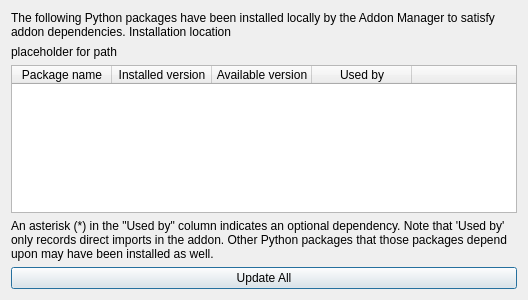
This is PythonDependencyUpdateDialog.ui in chennes/AddonManager as Qt 5 draws it before an edit. The edited form follows.
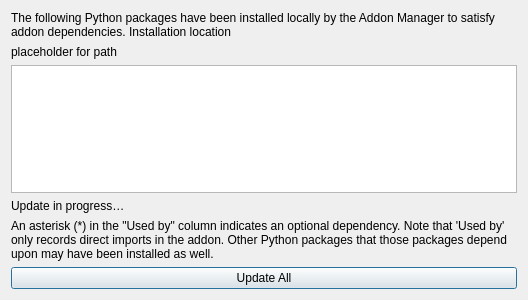
This is the edited form.

Commit message: Update PyDeps GUI to use new model

Patch:
```diff
--- a/PythonDependencyUpdateDialog.ui
+++ b/PythonDependencyUpdateDialog.ui
@@ -35,50 +35,26 @@
     </widget>
    </item>
    <item>
-    <widget class="QTableWidget" name="tableWidget">
-     <property name="alternatingRowColors">
-      <bool>true</bool>
-     </property>
+    <widget class="QTableView" name="tableView">
      <property name="selectionBehavior">
       <enum>QAbstractItemView::SelectRows</enum>
      </property>
      <property name="sortingEnabled">
-      <bool>true</bool>
+      <bool>false</bool>
      </property>
-     <property name="columnCount">
-      <number>5</number>
-     </property>
-     <attribute name="horizontalHeaderStretchLastSection">
-      <bool>true</bool>
-     </attribute>
      <attribute name="verticalHeaderVisible">
       <bool>false</bool>
      </attribute>
-     <column>
-      <property name="text">
-       <string>Package name</string>
-      </property>
-     </column>
-     <column>
-      <property name="text">
-       <string>Installed version</string>
-      </property>
-     </column>
-     <column>
-      <property name="text">
-       <string>Available version</string>
-      </property>
-     </column>
-     <column>
-      <property name="text">
-       <string>Used by</string>
-      </property>
-     </column>
-     <column>
-      <property name="text">
-       <string/>
-      </property>
-     </column>
+    </widget>
+   </item>
+   <item>
+    <widget class="QLabel" name="updateInProgressLabel">
+     <property name="text">
+      <string>Update in progress…</string>
+     </property>
+     <property name="textInteractionFlags">
+      <set>Qt::TextInteractionFlag::NoTextInteraction</set>
+     </property>
     </widget>
    </item>
    <item>
```
Left out of the diff: 4 changed lines with no effect on the pictures. The commit also changes 6 other files.
